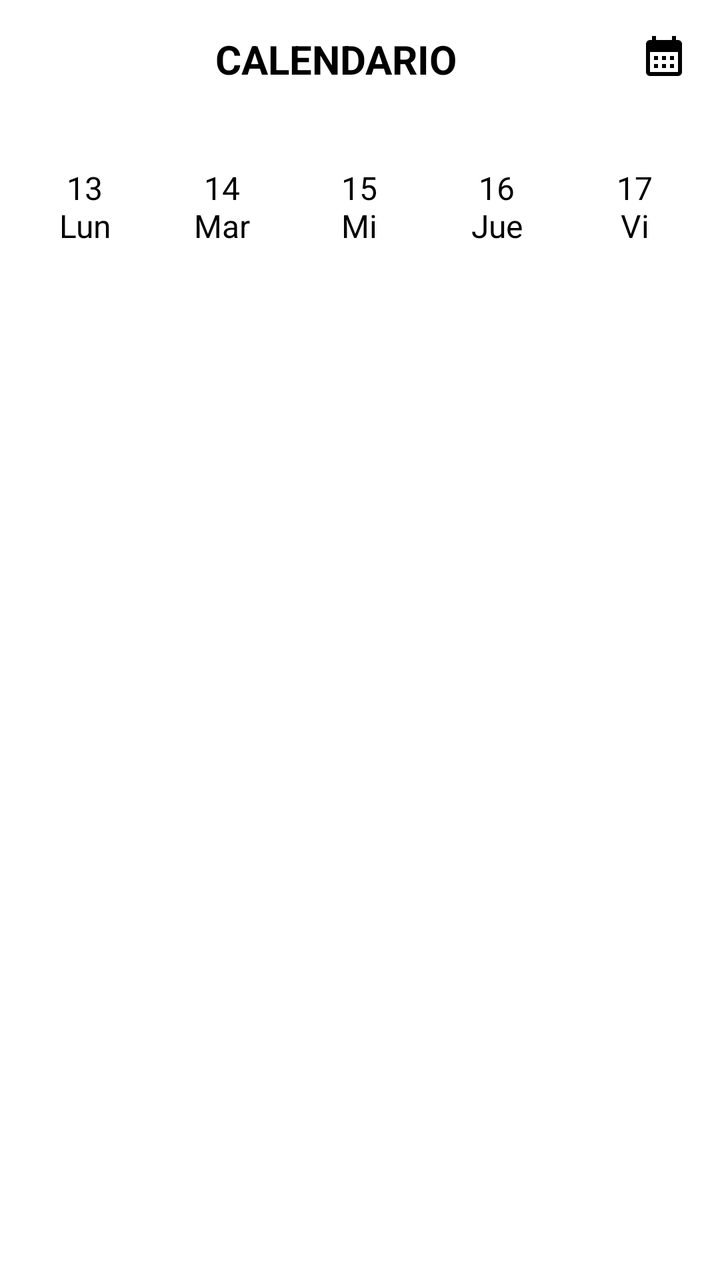
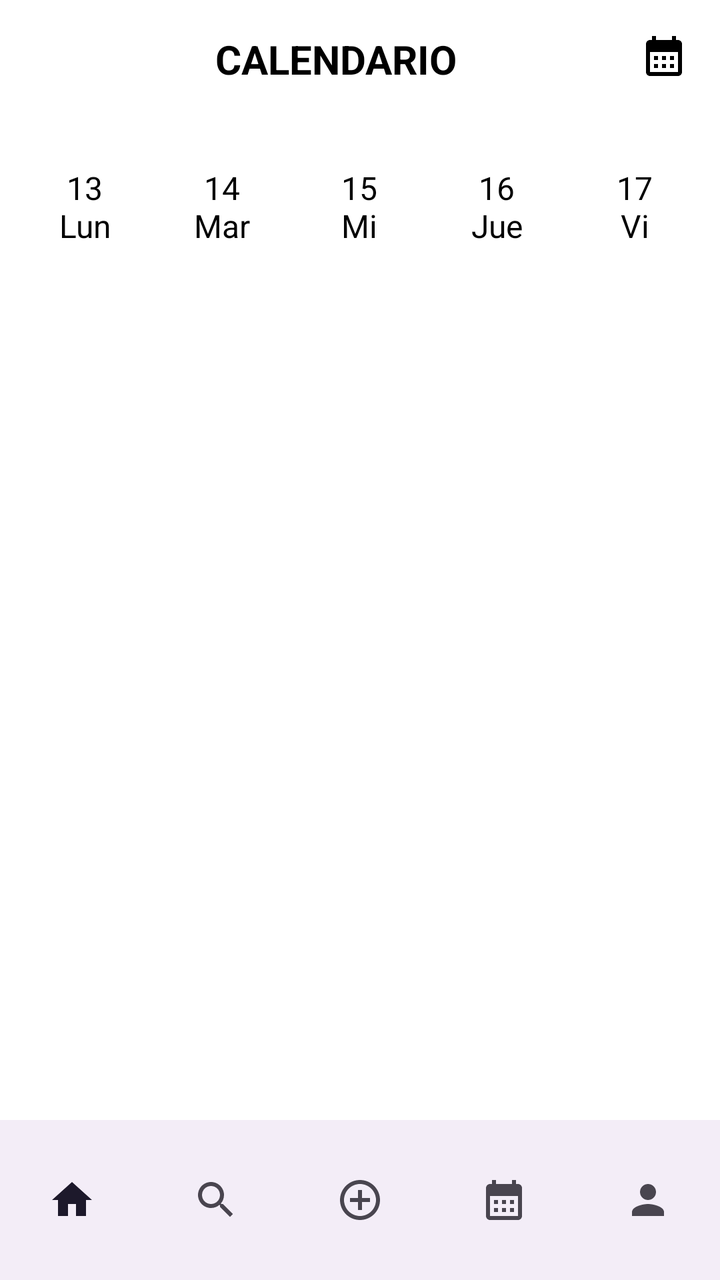

Two renders of the same Android screen: before a commit and after it. Below are the layout's source before the change and the commit's diff.
<!-- AndroidManifest.xml: application theme Theme.Aplicacion -->
<!-- res/layout/activity_calendario.xml -->
<?xml version="1.0" encoding="utf-8"?>
<androidx.constraintlayout.widget.ConstraintLayout
    xmlns:android="http://schemas.android.com/apk/res/android"
    xmlns:app="http://schemas.android.com/apk/res-auto"
    android:layout_width="match_parent"
    android:layout_height="match_parent"
    android:background="@color/white">

    <LinearLayout
        android:id="@+id/header"
        android:layout_width="0dp"
        android:layout_height="wrap_content"
        android:orientation="horizontal"
        android:background="@color/white"
        android:padding="16dp"
        app:layout_constraintTop_toTopOf="parent"
        app:layout_constraintStart_toStartOf="parent"
        app:layout_constraintEnd_toEndOf="parent">

        <TextView
            android:id="@+id/calendar_title"
            android:layout_width="0dp"
            android:layout_height="wrap_content"
            android:text="CALENDARIO"
            android:textSize="20sp"
            android:textStyle="bold"
            android:textColor="@color/black"
            android:gravity="center"
            android:layout_weight="1" />

        <ImageView
            android:id="@+id/icon_calendar"
            android:layout_width="wrap_content"
            android:layout_height="wrap_content"
            android:src="@drawable/calendar"
            app:tint="@color/black" />
    </LinearLayout>

    <LinearLayout
        android:id="@+id/day_selector"
        android:layout_width="0dp"
        android:layout_height="wrap_content"
        android:orientation="horizontal"
        android:layout_marginTop="16dp"
        android:padding="8dp"
        app:layout_constraintTop_toBottomOf="@id/header"
        app:layout_constraintStart_toStartOf="parent"
        app:layout_constraintEnd_toEndOf="parent">

        <TextView
            android:layout_width="0dp"
            android:layout_height="wrap_content"
            android:layout_weight="1"
            android:text="13
            Lun"
            android:textColor="@color/black"
            android:textSize="16sp"
            android:gravity="center" />

        <TextView
            android:layout_width="0dp"
            android:layout_height="wrap_content"
            android:layout_weight="1"
            android:text="14
            Mar"
            android:textColor="@color/black"
            android:textSize="16sp"
            android:gravity="center" />

        <TextView
            android:layout_width="0dp"
            android:layout_height="wrap_content"
            android:layout_weight="1"
            android:text="15
            Mi"
            android:textColor="@color/black"
            android:textSize="16sp"
            android:gravity="center" />

        <TextView
            android:layout_width="0dp"
            android:layout_height="wrap_content"
            android:layout_weight="1"
            android:text="16
            Jue"
            android:textColor="@color/black"
            android:textSize="16sp"
            android:gravity="center" />

        <TextView
            android:layout_width="0dp"
            android:layout_height="wrap_content"
            android:layout_weight="1"
            android:text="17
            Vi"
            android:textColor="@color/black"
            android:textSize="16sp"
            android:gravity="center" />
    </LinearLayout>

    <androidx.recyclerview.widget.RecyclerView
        android:id="@+id/event_list"
        android:layout_width="0dp"
        android:layout_height="0dp"
        android:layout_marginTop="16dp"
        app:layout_constraintTop_toBottomOf="@id/day_selector"
        app:layout_constraintBottom_toBottomOf="parent"
        app:layout_constraintStart_toStartOf="parent"
        app:layout_constraintEnd_toEndOf="parent" />
</androidx.constraintlayout.widget.ConstraintLayout>
<!-- resources referenced by this layout -->
<resources>
  <color name="black">#000000</color>
  <color name="white">#FFFFFFFF</color>
  <!-- drawable calendar (drawable) -->
  <vector xmlns:android="http://schemas.android.com/apk/res/android" android:height="24dp" android:tint="#000000" android:viewportHeight="24" android:viewportWidth="24" android:width="24dp">
        
      <path android:fillColor="@android:color/white" android:pathData="M19,4h-1V2h-2v2H8V2H6v2H5C3.89,4 3.01,4.9 3.01,6L3,20c0,1.1 0.89,2 2,2h14c1.1,0 2,-0.9 2,-2V6C21,4.9 20.1,4 19,4zM19,20H5V10h14V20zM9,14H7v-2h2V14zM13,14h-2v-2h2V14zM17,14h-2v-2h2V14zM9,18H7v-2h2V18zM13,18h-2v-2h2V18zM17,18h-2v-2h2V18z"/>
      
  </vector>
  <style name="Theme.Aplicacion" parent="Base.Theme.Aplicacion" />
  <style name="Base.Theme.Aplicacion" parent="Theme.Material3.DayNight.NoActionBar">
  
          <item name="colorPrimary">@color/blue</item>
          <item name="colorPrimaryVariant">@color/blue</item>
          <item name="colorOnPrimary">@android:color/white</item>
          <item name="android:navigationBarColor">#5B5959</item>
          <item name="android:windowBackground">@android:color/white</item>
  
          <item name="android:buttonStyle">@style/MyButtonStyle</item>
  
  
          <item name="shapeAppearanceSmallComponent">@style/ShapeAppearance.Material3.SmallComponent</item>
          <item name="shapeAppearanceMediumComponent">@style/ShapeAppearance.Material3.MediumComponent</item>
          <item name="shapeAppearanceLargeComponent">@style/ShapeAppearance.Material3.LargeComponent</item>
      </style>
  <color name="blue">#7AA1EE</color>
  <style name="MyButtonStyle" parent="Widget.MaterialComponents.Button">
          <item name="cornerRadius">16dp</item>
          <item name="android:backgroundTint">@color/blue</item>
          <item name="android:textColor">@android:color/white</item>
          <item name="android:textAllCaps">false</item>
      </style>
</resources>

<!-- the commit's change to res/layout/activity_calendario.xml (unified diff, before → after) -->
@@ -107,4 +107,15 @@
         app:layout_constraintBottom_toBottomOf="parent"
         app:layout_constraintStart_toStartOf="parent"
         app:layout_constraintEnd_toEndOf="parent" />
+
+    <com.google.android.material.bottomnavigation.BottomNavigationView
+        android:id="@+id/bottom_navigation"
+        android:layout_width="match_parent"
+        android:layout_height="wrap_content"
+        android:layout_gravity="bottom"
+        app:layout_constraintBottom_toBottomOf="parent"
+        app:layout_constraintStart_toStartOf="parent"
+        app:layout_constraintEnd_toEndOf="parent"
+        app:menu="@menu/bottom_nav_menu"
+        app:labelVisibilityMode="unlabeled" />
 </androidx.constraintlayout.widget.ConstraintLayout>
